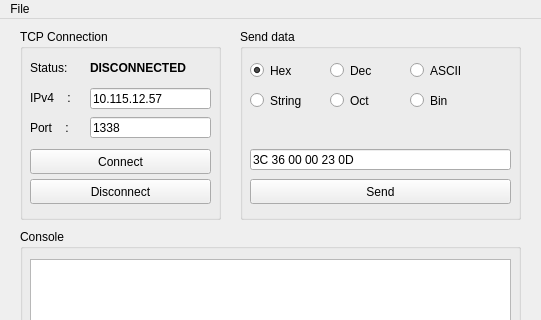
Qt form mainwindow.ui (caffedrine/QtTCP_Client) before a commit; both pictures show x 0 to 541 and y 0 to 320 of the 541 by 588 pixel window.
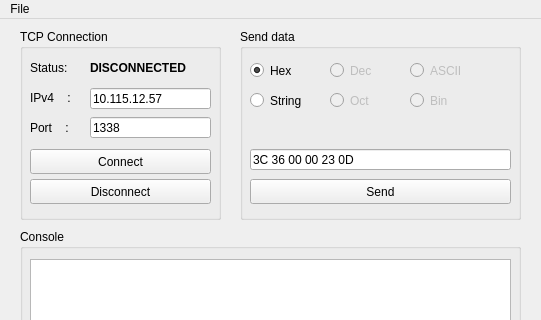
The same form after that commit. Icons and pictures are not drawn.

Patch:
```diff
--- a/mainwindow.ui
+++ b/mainwindow.ui
@@ -192,6 +192,9 @@
      </property>
     </widget>
     <widget class="QRadioButton" name="radioButtonDec">
+     <property name="enabled">
+      <bool>false</bool>
+     </property>
      <property name="geometry">
       <rect>
        <x>90</x>
@@ -203,11 +206,17 @@
      <property name="text">
       <string>Dec</string>
      </property>
+     <property name="checkable">
+      <bool>true</bool>
+     </property>
      <property name="checked">
       <bool>false</bool>
      </property>
     </widget>
     <widget class="QRadioButton" name="radioButtonASCII">
+     <property name="enabled">
+      <bool>false</bool>
+     </property>
      <property name="geometry">
       <rect>
        <x>170</x>
@@ -219,6 +228,9 @@
      <property name="text">
       <string>ASCII</string>
      </property>
+     <property name="checkable">
+      <bool>true</bool>
+     </property>
      <property name="checked">
       <bool>false</bool>
      </property>
@@ -240,6 +252,9 @@
      </property>
     </widget>
     <widget class="QRadioButton" name="radioButtonOct">
+     <property name="enabled">
+      <bool>false</bool>
+     </property>
      <property name="geometry">
       <rect>
        <x>90</x>
@@ -251,8 +266,14 @@
      <property name="text">
       <string>Oct</string>
      </property>
+     <property name="checkable">
+      <bool>true</bool>
+     </property>
     </widget>
     <widget class="QRadioButton" name="radioButtonBin">
+     <property name="enabled">
+      <bool>false</bool>
+     </property>
      <property name="geometry">
       <rect>
        <x>170</x>
@@ -264,6 +285,9 @@
      <property name="text">
       <string>Bin</string>
      </property>
+     <property name="checkable">
+      <bool>true</bool>
+     </property>
     </widget>
    </widget>
    <widget class="QGroupBox" name="groupBox_3">
```
Left out of the diff: 8 changed lines with no effect on the pictures.
